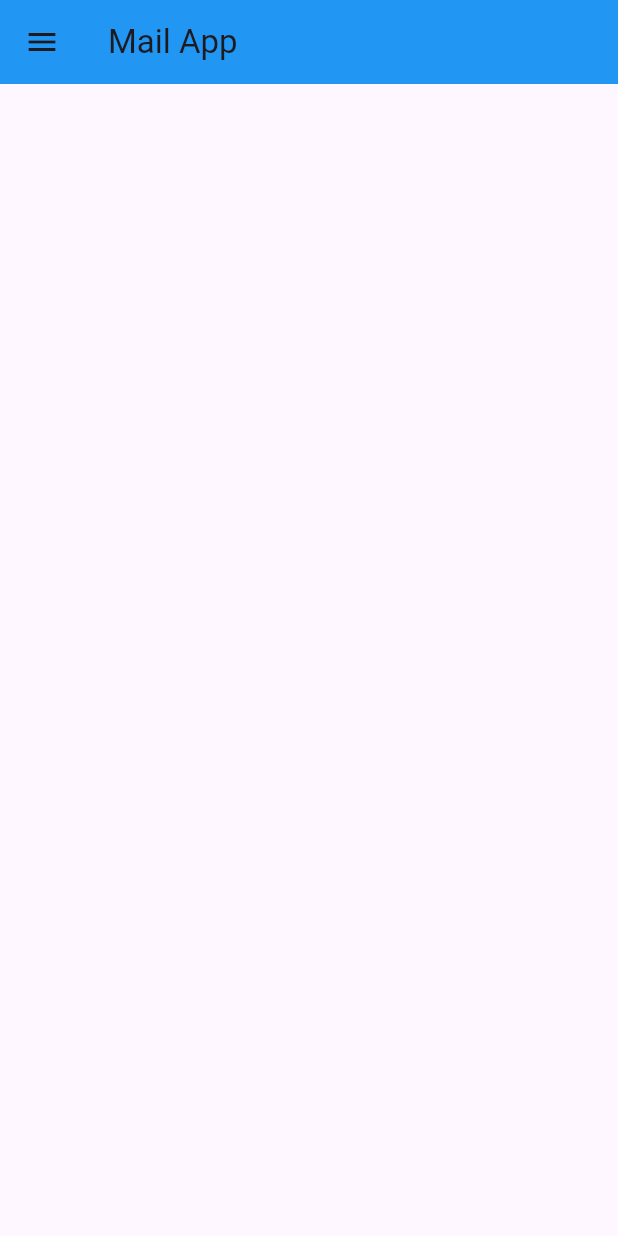
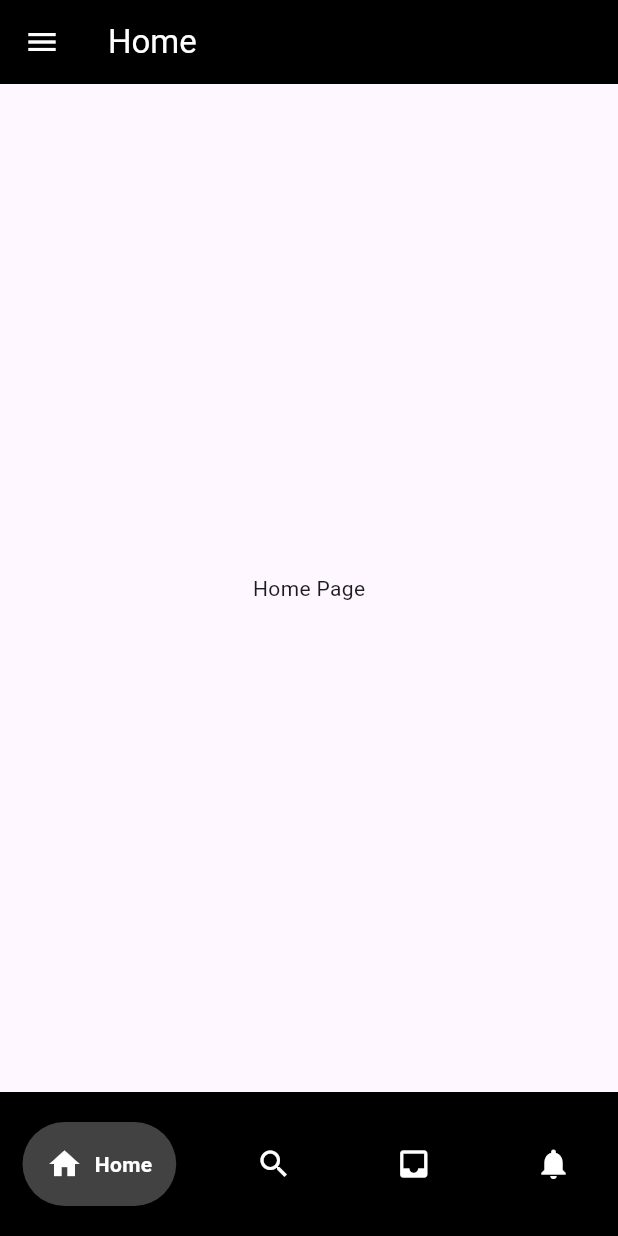
Before and after one commit to Raphaela664/24073_MAHORO_RAPHAELA_MOBILE_NAVIGATION_ASSIGNMENT, a Flutter app: the screen it shows after launch, on a phone screen of 412 x 824 dp. Run offline on Flutter 3.47's test engine with Material 3 defaults, Android fonts, the light colour scheme and no system bars; drawn by our look-alikes of google_nav_bar.

```diff
--- a/lib/Homepage.dart
+++ b/lib/Homepage.dart
@@ -1,40 +1,125 @@
 import 'package:flutter/material.dart';
 import 'package:google_nav_bar/google_nav_bar.dart';
+import 'Search.dart';
+import 'Inbox.dart';
+import 'Notifications.dart';
 
 class Homepage extends StatefulWidget {
-  const Homepage({super.key});
+  const Homepage({Key? key}) : super(key: key);
 
   @override
   State<Homepage> createState() => _HomepageState();
 }
 
 class _HomepageState extends State<Homepage> {
+  int _selectedIndex = 0;
+
+  final GlobalKey<ScaffoldState> _scaffoldKey = GlobalKey();
+
+  final List<Widget> _pages = [
+    HomePageWidget(),
+    SearchPageWidget(),
+    InboxPageWidget(),
+    NotificationsPageWidget(),
+  ];
+
   @override
   Widget build(BuildContext context) {
     return Scaffold(
-      appBar: AppBar(title: Text('Home'),
-      leading: IconButton(
+      key: _scaffoldKey,
+      appBar: AppBar(
+        title: Text(
+          'Home',
+          style: TextStyle(color: Colors.white),
+        ),
+        backgroundColor: Colors.black,
+        leading: IconButton(
           icon: const Icon(Icons.menu),
+          color: Colors.white,
           onPressed: () {
-            Scaffold.of(context).openDrawer();
+            _scaffoldKey.currentState?.openDrawer();
           },
         ),
       ),
+      drawer: Drawer(
+        child: ListView(
+          children: [
+            DrawerHeader(
+              decoration: BoxDecoration(
+                image: DecorationImage(
+                  fit: BoxFit.fill,
+                  image: AssetImage('images/background.jpeg'),
+                ),
+              ),
+              child: Column(
+                crossAxisAlignment: CrossAxisAlignment.start,
+                children: [
+                  Container(
+                    height: 60,
+                    width: 60,
+                    decoration: BoxDecoration(
+                      borderRadius: BorderRadius.circular(30),
+                      color: Colors.white,
+                    ),
+                    child: Center(child: Text('RM', style: TextStyle(fontSize: 26))),
+                  ),
+                  SizedBox(height: 20),
+                  Text("Raoul Mozart", style: TextStyle(color: Colors.white, fontSize: 26)),
+                ],
+              ),
+            ),
+            ListTile(
+              onTap: () {
+                _selectPage(0);
+              },
+              leading: Icon(Icons.home, size: 26, color: Colors.black),
+              title: Text('Home', style: TextStyle(fontSize: 26)),
+            ),
+            ListTile(
+              onTap: () {
+                _selectPage(1);
+              },
+              leading: Icon(Icons.search, size: 26, color: Colors.black),
+              title: Text('search', style: TextStyle(fontSize: 26)),
+            ),
+            ListTile(
+              onTap: () {
+                _selectPage(2);
+              },
+              leading: Icon(Icons.inbox_outlined, size: 26, color: Colors.black),
+              title: Text('Inbox', style: TextStyle(fontSize: 26)),
+            ),
+            ListTile(
+              onTap: () {
+                _selectPage(3);
+              },
+              leading: Icon(Icons.notifications, size: 26, color: Colors.black),
+              title: Text('Notifications', style: TextStyle(fontSize: 26)),
+            ),
+            Divider(color: Colors.black),
+            ListTile(
+              onTap: () {},
+              leading: Icon(Icons.settings, size: 26, color: Colors.black),
+              title: Text('Settings', style: TextStyle(fontSize: 26)),
+            ),
+          ],
+        ),
+      ),
+
+      body: _pages[_selectedIndex],
+
       bottomNavigationBar: Container(
         color: Colors.black,
         child: Padding(
-          padding: const EdgeInsets.symmetric(
-            horizontal: 15.0,
-            vertical: 20
-          ),
+          padding: const EdgeInsets.symmetric(horizontal: 15.0, vertical: 20),
           child: GNav(
             backgroundColor: Colors.black,
             color: Colors.white,
-            activeColor:Colors.white,
-            tabBackgroundColor: Colors.grey.shade800 ,
+            activeColor: Colors.white,
+            tabBackgroundColor: Colors.grey.shade800,
             gap: 8,
             padding: EdgeInsets.all(16),
-            tabs: const [
+            tabs: [
               GButton(
                 icon: Icons.home,
                 text: 'Home',
@@ -42,19 +127,43 @@ class _HomepageState extends State<Homepage> {
               GButton(
                 icon: Icons.search,
                 text: 'Search',
-                ),
+              ),
               GButton(
                 icon: Icons.inbox,
                 text: 'Inbox',
-                ),
+              ),
               GButton(
                 icon: Icons.notifications,
                 text: 'Notifications',
-                ),
-            ]
-            ),
+              ),
+            ],
+            selectedIndex: _selectedIndex,
+            onTabChange: (index) {
+              setState(() {
+                _selectedIndex = index;
+              });
+            },
+          ),
         ),
       ),
     );
   }
+
+
+  void _selectPage(int index) {
+    setState(() {
+      _selectedIndex = index;
+    });
+    Navigator.of(context).pop();
+  }
 }
+
+
+class HomePageWidget extends StatelessWidget {
+  @override
+  Widget build(BuildContext context) {
+    return Center(
+      child: Text('Home Page'),
+    );
+  }
+}
--- a/lib/main.dart
+++ b/lib/main.dart
@@ -6,9 +6,8 @@ void main() {
 }
 
 class MyApp extends StatelessWidget {
-  const MyApp({super.key});
+  const MyApp({Key? key}) : super(key: key);
 
-  // This widget is the root of your application.
   @override
   Widget build(BuildContext context) {
     return MaterialApp(
@@ -16,81 +15,7 @@ class MyApp extends StatelessWidget {
         colorScheme: ColorScheme.fromSeed(seedColor: Colors.deepPurple),
         useMaterial3: true,
       ),
-      home: const HamburgerMenu(),
+      home: Homepage(), // Set Homepage as the home screen
     );
   }
 }
-
-class HamburgerMenu extends StatefulWidget {
-  const HamburgerMenu({super.key});
-
-  @override
-  State<HamburgerMenu> createState() => _HamburgerMenuState();
-}
-
-class _HamburgerMenuState extends State<HamburgerMenu> {
-  @override
-  Widget build(BuildContext context) {
-    return Scaffold(
-      appBar: AppBar(title: Text('Mail App'),
-      backgroundColor: Colors.blue,
-      ),
-      drawer: Drawer(child: ListView(
-        children: [
-          DrawerHeader(
-            decoration: BoxDecoration(image: DecorationImage(
-              fit: BoxFit.fill,
-              image:  AssetImage('images/background.jpeg'))
-            ),
-            child: Column(
-              crossAxisAlignment: CrossAxisAlignment.start,
-              children: [
-                Container(
-                  height: 60,
-                  width: 60,
-                  decoration: BoxDecoration(borderRadius: BorderRadius.circular(30),color: Colors.white),
-                  child: Center(child: Text('RM',style: TextStyle(fontSize: 26))),
-                ),
-                SizedBox(height: 20,),
-                Text("Raoul Mozart", style: TextStyle(color: Colors.white, fontSize: 26),)
-              ],
-            )),
-            ListTile(
-              onTap: (){
-                Navigator.push(context, MaterialPageRoute(builder: (context)=> Homepage()),);
-              },
-              leading: Icon(Icons.home, size: 26, color: Colors.black,),
-              title: Text('Home',style: TextStyle(fontSize: 26)),
-
-            ),
-            ListTile(
-              onTap: (){},
-              leading: Icon(Icons.search, size: 26, color: Colors.black,),
-              title: Text('search',style: TextStyle(fontSize: 26)),
-
-            ),
-            ListTile(
-              onTap: (){},
-              leading: Icon(Icons.inbox_outlined, size: 26, color: Colors.black,),
-              title: Text('Inbox',style: TextStyle(fontSize: 26)),
-
-            ),
-            ListTile(
-              onTap: (){},
-              leading: Icon(Icons.notifications, size: 26, color: Colors.black,),
-              title: Text('Notifications',style: TextStyle(fontSize: 26)),
-
-            ),
-            Divider(color: Colors.black,),
-            ListTile(
-              onTap: (){},
-              leading: Icon(Icons.settings, size: 26, color: Colors.black,),
-              title: Text('Settings',style: TextStyle(fontSize: 26)),
-
-            )
-        ],
-      )),
-      body: Container(),
-    );
-  }
-}
```
Also changed, not shown: lib/Inbox.dart (added, +10 -0 lines), lib/Notifications.dart (added, +10 -0 lines), lib/Search.dart (added, +10 -0 lines).
